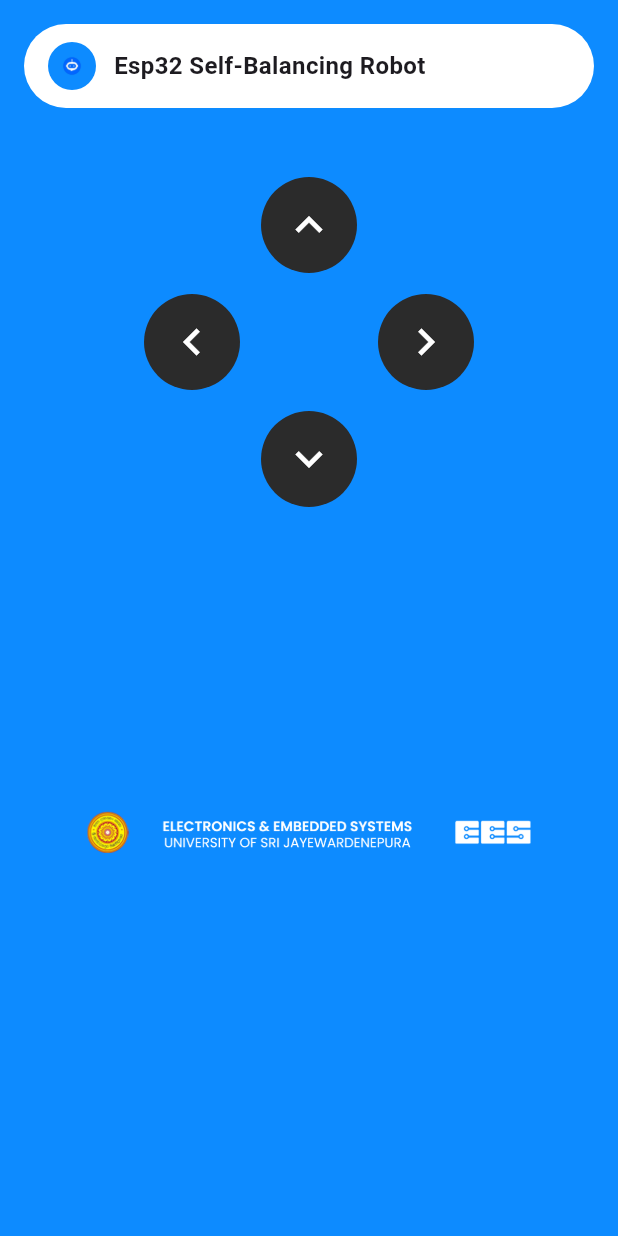
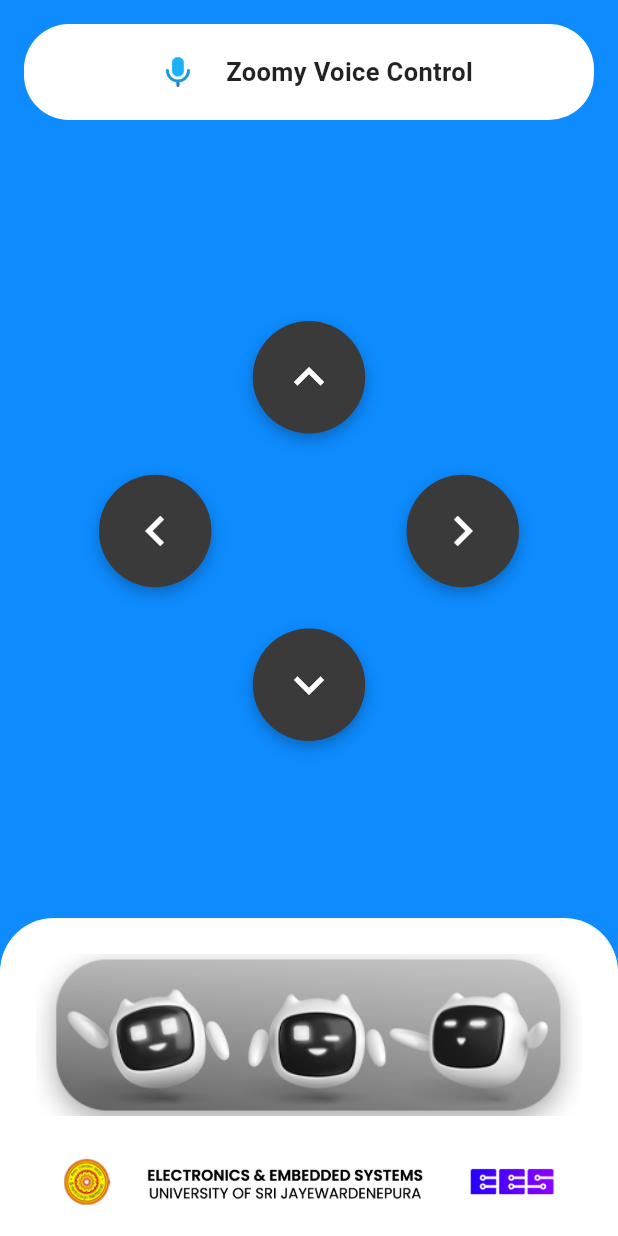
Before and after one commit to pamidi09/zoomy_the_robot, a Flutter app: the screen it shows after launch, after a tap on "Connect", on a phone screen of 412 x 824 dp. Run offline on Flutter 3.47's test engine with Material 3 defaults, Android fonts, the phone set to English and light mode, and no system bars.

Commit message:
UI Finalized

```diff
--- a/lib/pages/control_page.dart
+++ b/lib/pages/control_page.dart
@@ -1,6 +1,6 @@
 // lib/pages/control_page.dart
 import 'package:flutter/material.dart';
-import '../esp32_services.dart'; // Correct import path
+import '../esp32_services.dart';
 
 class ControlPage extends StatelessWidget {
   final String espIp;
@@ -12,78 +12,84 @@
     final esp32 = ESP32Service(espIp);
 
     return Scaffold(
-      backgroundColor: const Color(0xFF0D8BFF), // Blue background
+      backgroundColor: const Color(0xFF0D8BFF),
       body: SafeArea(
         child: Column(
           children: [
-            // 🔹 Top App Bar
+            // Top App Bar
             Padding(
               padding: const EdgeInsets.all(16),
               child: Container(
-                padding:
-                const EdgeInsets.symmetric(horizontal: 16, vertical: 12),
+                padding: const EdgeInsets.symmetric(horizontal: 20, vertical: 10),
                 decoration: BoxDecoration(
                   color: Colors.white,
-                  borderRadius: BorderRadius.circular(28),
+                  borderRadius: BorderRadius.circular(30),
                 ),
+                child: Center(
                   child: Row(
+                    mainAxisSize: MainAxisSize.min, // 👈 important
                     children: [
-                    CircleAvatar(
-                      radius: 16,
-                      backgroundColor: const Color(0xFF0D8BFF),
+                      Padding(
+                        padding: const EdgeInsets.all(10),
                         child: Image.asset(
-                        'assets/small_robot_icon.png',
-                        width: 20,
-                        height: 20,
+                          'assets/mic.png',
                           fit: BoxFit.contain,
+                          height: 24,
+                          width: 24,
                         ),
                       ),
-                    const SizedBox(width: 12),
+                      const SizedBox(width: 10),
                       const Text(
-                      "Esp32 Self-Balancing Robot",
+                        "Zoomy Voice Control",
                         style: TextStyle(
-                        fontSize: 16,
+                          fontSize: 17,
                           fontWeight: FontWeight.w600,
+                          color: Colors.black87,
                         ),
                       ),
                     ],
                   ),
                 ),
+
+              ),
             ),
 
-            // 🔹 Main content (Scrollable)
+            // Main Content
             Expanded(
-              child: SingleChildScrollView(
               child: Column(
+                mainAxisAlignment: MainAxisAlignment.center,
                 children: [
-                    const SizedBox(height: 30),
+                  const Spacer(flex: 2),
 
-                    // 🔹 Direction Buttons
-                    Center(
-                      child: SizedBox(
-                        width: 220,
-                        height: 220,
+                  // Direction Control Buttons
+                  SizedBox(
+                    width: 280,
+                    height: 280,
                     child: Stack(
                       alignment: Alignment.center,
                       children: [
+                        // Up Button
                         _controlButton(
                           Icons.keyboard_arrow_up,
                           top: 0,
                           onPress: () => esp32.moveForward(0.7),
                           onRelease: () => esp32.stop(),
                         ),
+                        // Down Button
                         _controlButton(
                           Icons.keyboard_arrow_down,
                           bottom: 0,
                           onPress: () => esp32.moveForward(0.3),
                           onRelease: () => esp32.stop(),
                         ),
+                        // Left Button
                         _controlButton(
                           Icons.keyboard_arrow_left,
                           left: 0,
                           onPress: () => esp32.turn(0.3),
                           onRelease: () => esp32.stop(),
                         ),
+                        // Right Button
                         _controlButton(
                           Icons.keyboard_arrow_right,
                           right: 0,
@@ -93,34 +99,40 @@
                       ],
                     ),
                   ),
-                    ),
 
-                    const SizedBox(height: 40),
+                  const Spacer(flex: 2),
 
-                    // Footer section
-                    Padding(
-                      padding: const EdgeInsets.symmetric(
-                          horizontal: 16, vertical: 12),
-                      child: Column(
-                        children: [
-                          // Robots Image (optional)
-                          // const SizedBox(height: 8),
-
-                          // University Logo
-                          SizedBox(
-                            height: MediaQuery.of(context).size.height * 0.40,
-                            child: Image.asset(
-                              'assets/startupPage_logo.png',
-                              fit: BoxFit.contain,
+                  // Bottom Section
+                  Container(
+                    width: double.infinity,
+                    padding:
+                    const EdgeInsets.symmetric(horizontal: 24, vertical: 18),
+                    decoration: const BoxDecoration(
+                      color: Colors.white,
+                      borderRadius: BorderRadius.only(
+                        topLeft: Radius.circular(36),
+                        topRight: Radius.circular(36),
                       ),
                     ),
 
-                          const SizedBox(height: 8),
+                    child:Column(
+                      mainAxisAlignment: MainAxisAlignment.center,
+                      children: [
+                        Image.asset(
+                        'assets/footer_robot.png',
+                        fit: BoxFit.contain,
+                        height: 120,
+                        ),
+                        const SizedBox(height: 20),
+                        Image.asset(
+                          'assets/Footer2.png',
+                          fit: BoxFit.contain,
+                          height: 36,
+                        ),
                       ],
                     ),
                   ),
                 ],
-                ),
               ),
             ),
           ],
@@ -129,7 +141,7 @@
     );
   }
 
-  // 🔹 Direction Button Widget
+  // Control Button Widget
   static Widget _controlButton(
       IconData icon, {
         double? top,
@@ -149,13 +161,24 @@
         onTapUp: (_) => onRelease(),
         onTapCancel: onRelease,
         child: Container(
-          width: 64,
-          height: 64,
+          width: 75,
+          height: 75,
           decoration: const BoxDecoration(
-            color: Color(0xFF2B2B2B),
+            color: Color(0xFF3A3A3A),
             shape: BoxShape.circle,
+            boxShadow: [
+              BoxShadow(
+                color: Colors.black26,
+                blurRadius: 8,
+                offset: Offset(0, 4),
               ),
-          child: Icon(icon, color: Colors.white, size: 36),
+            ],
+          ),
+          child: Icon(
+            icon,
+            color: Colors.white,
+            size: 40,
+          ),
         ),
       ),
     );
--- a/lib/pages/startup_page.dart
+++ b/lib/pages/startup_page.dart
@@ -30,7 +30,7 @@
             SizedBox(
               height: 180,
               child: Image.asset(
-                'assets/robot2.png',
+                'assets/robot_new.png',
                 fit: BoxFit.contain,
               ),
             ),
@@ -95,7 +95,7 @@
                     ),
                   ),
 
-                  const SizedBox(height: 20),
+                  const SizedBox(height: 30),
 
                   // 🔥 CONNECT BUTTON
                   SizedBox(
@@ -129,12 +129,12 @@
                     ),
                   ),
 
-                  const SizedBox(height: 30),
+                  const SizedBox(height: 40),
 
                   // Footer Logo
                   Image.asset(
                     'assets/startupPage_logo.png',
-                    height: 50,
+                    height: 75,
                     fit: BoxFit.contain,
                   ),
                 ],
--- a/pubspec.yaml
+++ b/pubspec.yaml
@@ -67,7 +67,10 @@
     - assets/controlPage_footer.png
     - assets/robot_new.png
     - assets/small_robot_icon.png
+    - assets/footer_robot.png
     - assets/footer_robots.png
+    - assets/mic.png
+    - assets/Footer2.png
   # To add assets to your application, add an assets section, like this:
   # assets:
   #   - images/a_dot_burr.jpeg
```
Also changed, not shown: assets/Footer2.png (added), assets/footer_robot.png (added), assets/mic.png (added), assets/startupPage_logo.png. Lines whose indentation alone changed are shown as unchanged.
